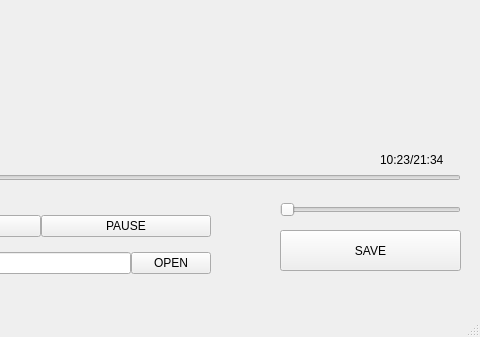
Qt form viewscape.ui (stemirkhan/ViewScape) before a commit; both pictures show x 320 to 800 and y 320 to 657 of the 800 by 657 pixel window.
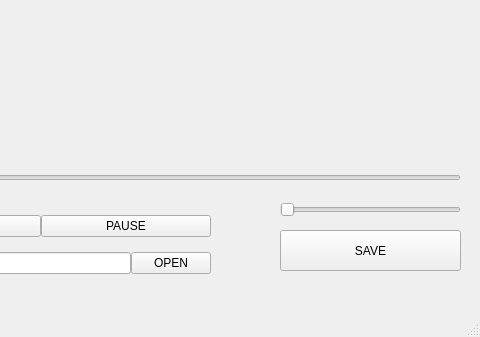
The same form after that commit.

Commit message: Added video slider logic and time index

Patch:
```diff
--- a/viewscape.ui
+++ b/viewscape.ui
@@ -73,7 +73,7 @@
      </rect>
     </property>
     <property name="text">
-     <string>10:23/21:34</string>
+     <string/>
     </property>
    </widget>
    <widget class="QWidget" name="">
```
Left out of the diff: 12 changed lines with no effect on the pictures. The commit also changes 5 other files.
